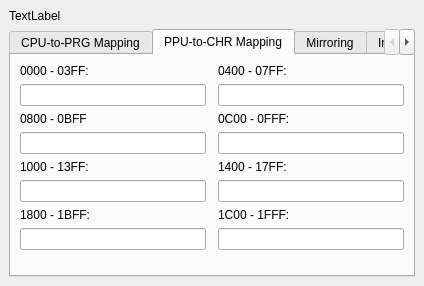
Old version of the form debugger/mapperinformationdockwidget.ui in the repository christopherpow/nesicide.
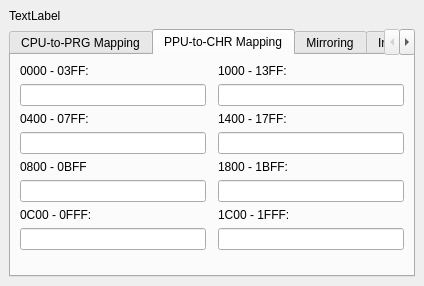
New version of the form. The open tabs and pages were chosen to show the change.

The edit to the form file:
```diff
--- a/debugger/mapperinformationdockwidget.ui
+++ b/debugger/mapperinformationdockwidget.ui
@@ -124,50 +124,8 @@
           </property>
          </widget>
         </item>
-        <item row="1" column="3">
-         <widget class="QLineEdit" name="chr1">
-          <property name="readOnly">
-           <bool>true</bool>
-          </property>
-         </widget>
-        </item>
-        <item row="3" column="1">
-         <widget class="QLineEdit" name="chr2">
-          <property name="readOnly">
-           <bool>true</bool>
-          </property>
-         </widget>
-        </item>
-        <item row="3" column="3">
-         <widget class="QLineEdit" name="chr3">
-          <property name="readOnly">
-           <bool>true</bool>
-          </property>
-         </widget>
-        </item>
         <item row="5" column="1">
-         <widget class="QLineEdit" name="chr4">
-          <property name="readOnly">
-           <bool>true</bool>
-          </property>
-         </widget>
-        </item>
-        <item row="5" column="3">
-         <widget class="QLineEdit" name="chr5">
-          <property name="readOnly">
-           <bool>true</bool>
-          </property>
-         </widget>
-        </item>
-        <item row="7" column="1">
-         <widget class="QLineEdit" name="chr6">
-          <property name="readOnly">
-           <bool>true</bool>
-          </property>
-         </widget>
-        </item>
-        <item row="7" column="3">
-         <widget class="QLineEdit" name="chr7">
+         <widget class="QLineEdit" name="chr2">
           <property name="readOnly">
            <bool>true</bool>
           </property>
@@ -180,48 +138,96 @@
           </property>
          </widget>
         </item>
-        <item row="0" column="3">
-         <widget class="QLabel" name="label_7">
-          <property name="text">
-           <string>0400 - 07FF:</string>
-          </property>
-         </widget>
-        </item>
-        <item row="2" column="1">
+        <item row="4" column="1">
          <widget class="QLabel" name="label_5">
           <property name="text">
            <string>0800 - 0BFF</string>
           </property>
          </widget>
         </item>
-        <item row="2" column="3">
-         <widget class="QLabel" name="label_6">
+        <item row="10" column="1" colspan="3">
+         <spacer name="verticalSpacer_2">
+          <property name="orientation">
+           <enum>Qt::Vertical</enum>
+          </property>
+          <property name="sizeHint" stdset="0">
+           <size>
+            <width>20</width>
+            <height>40</height>
+           </size>
+          </property>
+         </spacer>
+        </item>
+        <item row="2" column="1">
+         <widget class="QLabel" name="label_7">
           <property name="text">
-           <string>0C00 - 0FFF:</string>
+           <string>0400 - 07FF:</string>
           </property>
          </widget>
         </item>
-        <item row="4" column="1">
+        <item row="3" column="1">
+         <widget class="QLineEdit" name="chr1">
+          <property name="readOnly">
+           <bool>true</bool>
+          </property>
+         </widget>
+        </item>
+        <item row="0" column="3">
          <widget class="QLabel" name="label_9">
           <property name="text">
            <string>1000 - 13FF:</string>
           </property>
          </widget>
         </item>
-        <item row="4" column="3">
+        <item row="1" column="3">
+         <widget class="QLineEdit" name="chr4">
+          <property name="readOnly">
+           <bool>true</bool>
+          </property>
+         </widget>
+        </item>
+        <item row="6" column="1">
+         <widget class="QLabel" name="label_6">
+          <property name="text">
+           <string>0C00 - 0FFF:</string>
+          </property>
+         </widget>
+        </item>
+        <item row="7" column="1">
+         <widget class="QLineEdit" name="chr3">
+          <property name="readOnly">
+           <bool>true</bool>
+          </property>
+         </widget>
+        </item>
+        <item row="2" column="3">
          <widget class="QLabel" name="label_10">
           <property name="text">
            <string>1400 - 17FF:</string>
           </property>
          </widget>
         </item>
-        <item row="6" column="1">
+        <item row="3" column="3">
+         <widget class="QLineEdit" name="chr5">
+          <property name="readOnly">
+           <bool>true</bool>
+          </property>
+         </widget>
+        </item>
+        <item row="4" column="3">
          <widget class="QLabel" name="label_11">
           <property name="text">
            <string>1800 - 1BFF:</string>
           </property>
          </widget>
         </item>
+        <item row="5" column="3">
+         <widget class="QLineEdit" name="chr6">
+          <property name="readOnly">
+           <bool>true</bool>
+          </property>
+         </widget>
+        </item>
         <item row="6" column="3">
          <widget class="QLabel" name="label_12">
           <property name="text">
@@ -229,18 +235,12 @@
           </property>
          </widget>
         </item>
-        <item row="8" column="1" colspan="3">
-         <spacer name="verticalSpacer_2">
-          <property name="orientation">
-           <enum>Qt::Vertical</enum>
+        <item row="7" column="3">
+         <widget class="QLineEdit" name="chr7">
+          <property name="readOnly">
+           <bool>true</bool>
           </property>
-          <property name="sizeHint" stdset="0">
-           <size>
-            <width>20</width>
-            <height>40</height>
-           </size>
-          </property>
-         </spacer>
+         </widget>
         </item>
        </layout>
       </widget>
```
Left out of the diff: 2 changed lines with no effect on the pictures.
